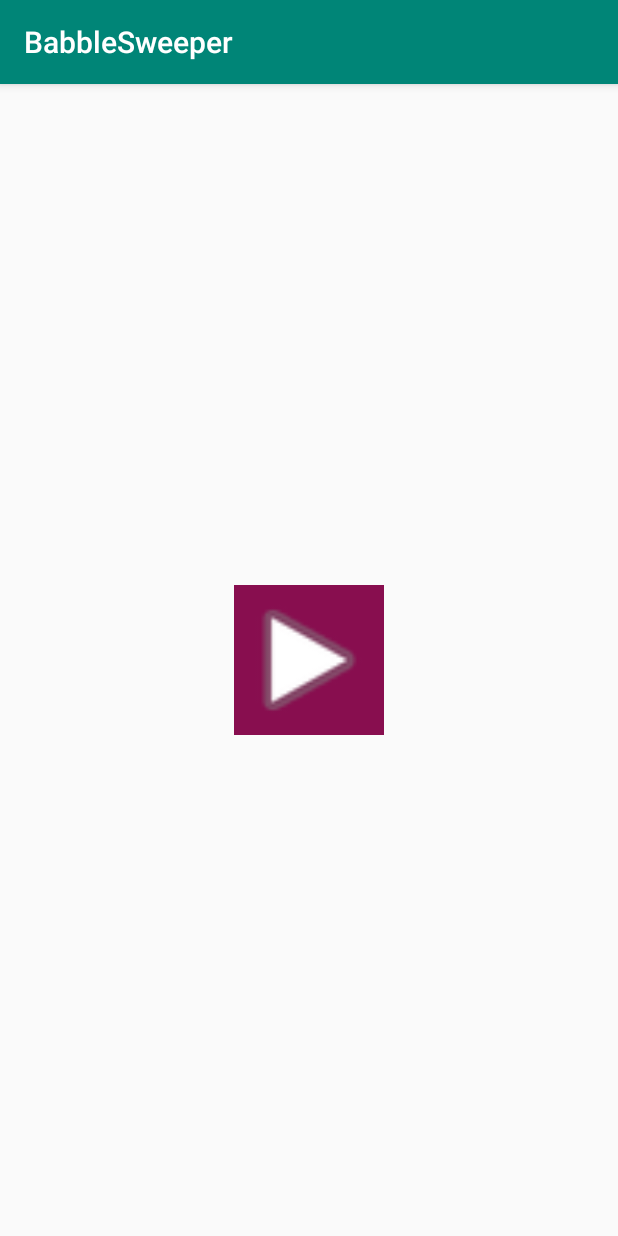
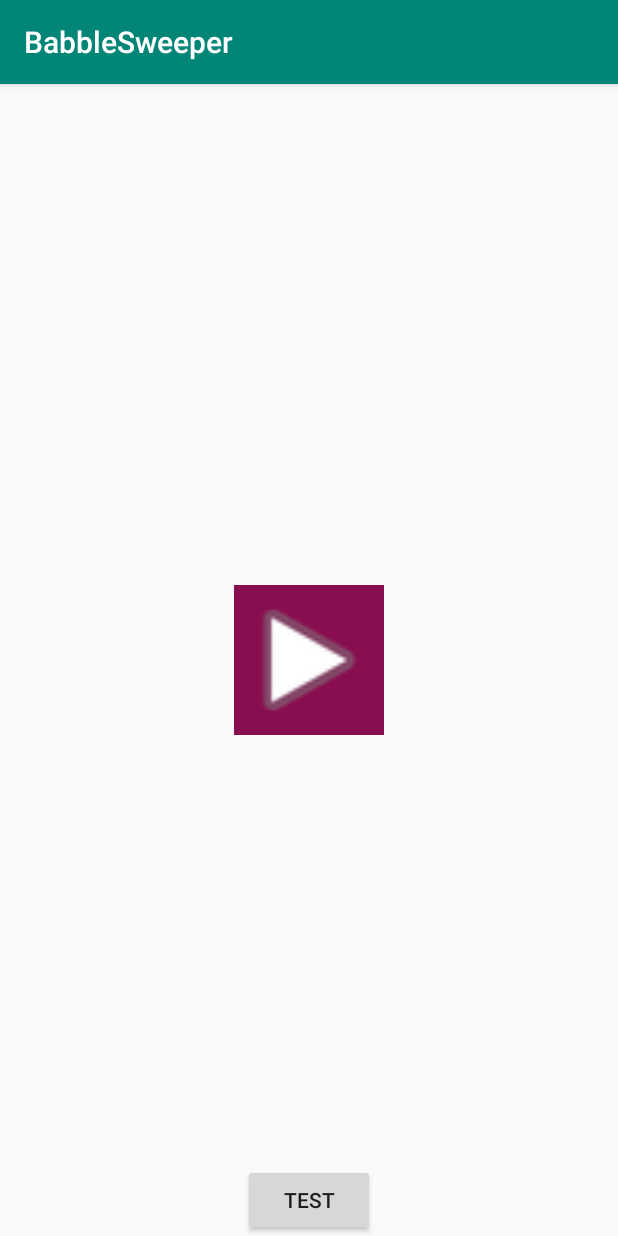
Before and after one commit to jonknight73/BabbleSweeper, an Android app: the screen it shows after launch (MainActivity), on a phone screen of 412 x 824 dp. Run offline under Robolectric (Android 15) with nearby library versions, the phone set to English and light mode, and no system bars; libraries missing offline, so code that uses them is left out: io.mosaicnetworks.babble.

```diff
--- a/app/build.gradle
+++ b/app/build.gradle
@@ -21,6 +21,7 @@ android {
 
 dependencies {
     implementation fileTree(dir: 'libs', include: ['*.jar'])
+    implementation 'io.mosaicnetworks:babble:0.1.0'
     implementation 'androidx.appcompat:appcompat:1.0.2'
     implementation 'androidx.constraintlayout:constraintlayout:1.1.3'
     testImplementation 'junit:junit:4.12'
--- a/app/src/main/java/io/mosaicnetworks/babblesweeper/GameActivity.java
+++ b/app/src/main/java/io/mosaicnetworks/babblesweeper/GameActivity.java
@@ -154,6 +154,8 @@ public class GameActivity extends AppCompatActivity {
 
             if (i%COLUMNS == 0) {
                 tr = new TableRow(this);
+
+
                 tr.setLayoutParams(new TableLayout.LayoutParams(0, TableLayout.LayoutParams.FILL_PARENT, height_weight));
                 tr.setWeightSum(100);
                 tl.addView(tr);
--- a/app/src/main/java/io/mosaicnetworks/babblesweeper/MainActivity.java
+++ b/app/src/main/java/io/mosaicnetworks/babblesweeper/MainActivity.java
@@ -7,9 +7,12 @@ import android.os.Bundle;
 import android.util.Log;
 import android.view.View;
 
+import io.mosaicnetworks.babble.node.KeyPair;
+
+
 public class MainActivity extends AppCompatActivity {
 
-    public static final String TAG = "JK-NOV21";
+    public static final String TAG = "BabbleSweeper-NOV25";
 
 
     @Override
@@ -26,10 +29,13 @@ public class MainActivity extends AppCompatActivity {
    //     EditText editText = (EditText) findViewById(R.id.editText);
    //     intent.putExtra(EXTRA_MESSAGE, message);
         startActivity(intent);
+    }
 
 
+    public void btTestClick(View view) {
 
-
+        KeyPair kp = new KeyPair();
+        Log.i("Yippee",kp.privateKey);
     }
 
 
--- a/app/src/main/res/layout/activity_game.xml
+++ b/app/src/main/res/layout/activity_game.xml
@@ -9,11 +9,12 @@
     tools:context=".GameActivity">
 
     <TableLayout
+        android:id="@+id/tableLayout"
         android:layout_width="match_parent"
         android:layout_height="match_parent"
-        android:layout_weight="90"
-        android:id="@+id/tableLayout">
 
+        android:layout_gravity="center|center_horizontal|fill_horizontal|fill_vertical"
+        android:layout_weight="90">
 
 
     </TableLayout>
--- a/app/src/main/res/layout/activity_main.xml
+++ b/app/src/main/res/layout/activity_main.xml
@@ -22,4 +22,14 @@
         app:layout_constraintTop_toTopOf="parent"
         app:srcCompat="@android:drawable/ic_media_play" />
 
+    <Button
+        android:id="@+id/btTest"
+        android:layout_width="wrap_content"
+        android:layout_height="wrap_content"
+        android:onClick="btTestClick"
+        android:text="Test"
+        app:layout_constraintBottom_toBottomOf="parent"
+        app:layout_constraintEnd_toEndOf="parent"
+        app:layout_constraintStart_toStartOf="parent" />
+
 </androidx.constraintlayout.widget.ConstraintLayout>
--- a/build.gradle
+++ b/build.gradle
@@ -4,7 +4,6 @@ buildscript {
     repositories {
         google()
         jcenter()
-
     }
     dependencies {
         classpath 'com.android.tools.build:gradle:3.5.2'
@@ -18,7 +17,9 @@ allprojects {
     repositories {
         google()
         jcenter()
-
+        maven {
+            url 'https://dl.bintray.com/mosaicnetworks/maven'
+        }
     }
 }
 
```
